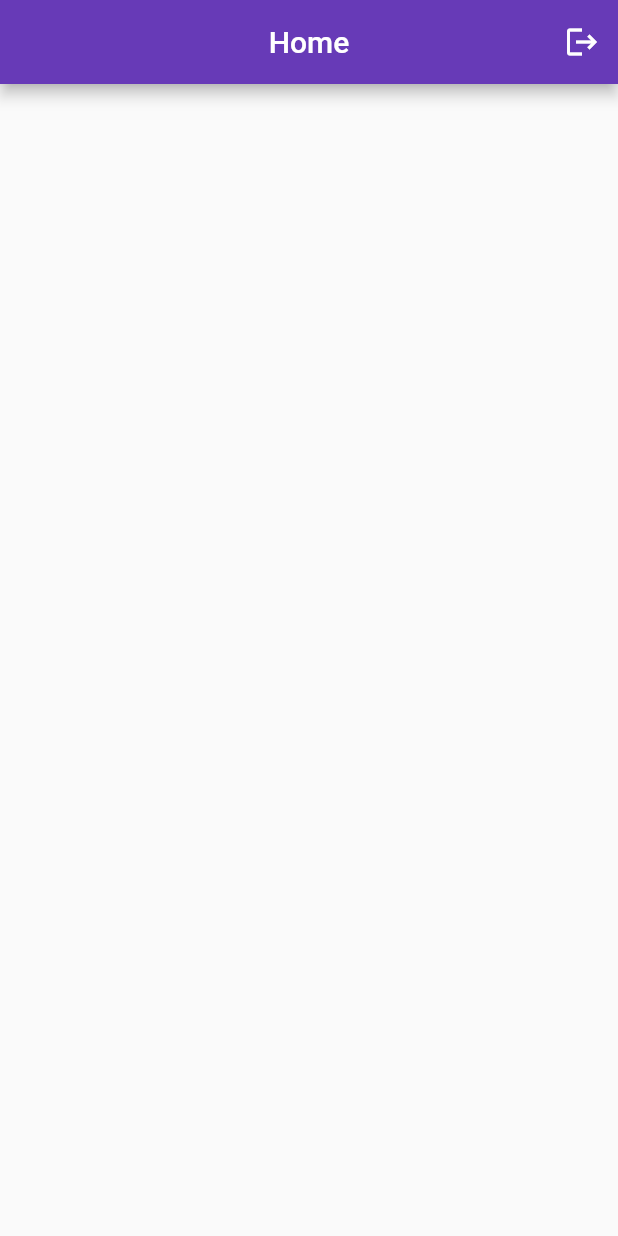
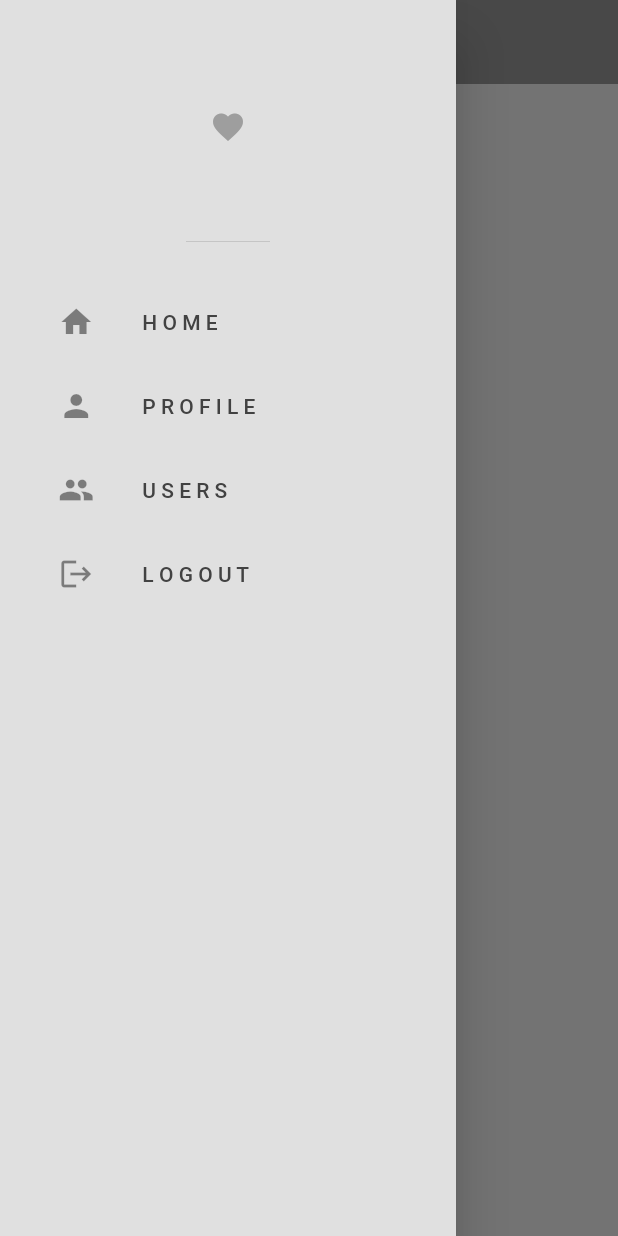
Before and after one commit to bishalkhatiwada01/social-media-with-flutter-and-firebase, a Flutter app: the screen it shows once a user with an empty profile is signed in, with the side drawer open (before the commit the screen has no drawer), on a phone screen of 412 x 824 dp. Run offline on Flutter 3.47's test engine with Material 2 defaults, Android fonts, the phone set to English and light mode, and no system bars; our stand-ins replace firebase_auth, firebase_core, flutter_screenutil; accounts and stored records are empty.

Commit message:
drawer done

```diff
--- /dev/null
+++ b/lib/components/my_drawer.dart
@@ -0,0 +1,103 @@
+import 'package:firebase_auth/firebase_auth.dart';
+import 'package:flutter/material.dart';
+import 'package:flutter_screenutil/flutter_screenutil.dart';
+
+class MyDrawer extends StatelessWidget {
+  const MyDrawer({super.key});
+
+  // logout user
+  void logout() {
+    FirebaseAuth.instance.signOut();
+  }
+
+  @override
+  Widget build(BuildContext context) {
+    return Drawer(
+      backgroundColor: Theme.of(context).colorScheme.background,
+      child: Column(
+        children: [
+          // drawer header
+          DrawerHeader(
+            child: Icon(
+              Icons.favorite,
+              color: Theme.of(context).colorScheme.inversePrimary,
+            ),
+          ),
+
+          SizedBox(
+            height: 15.h,
+          ),
+
+          // home tile
+          Padding(
+            padding: EdgeInsets.only(left: 20.w),
+            child: ListTile(
+              leading: const Icon(
+                Icons.home,
+              ),
+              title: const Text('H O M E'),
+              onTap: () {
+                // navigate to home page
+                Navigator.pop(context);
+              },
+            ),
+          ),
+
+          // profile tile
+          Padding(
+            padding: EdgeInsets.only(left: 20.w),
+            child: ListTile(
+              leading: const Icon(
+                Icons.person,
+              ),
+              title: const Text('P R O F I L E'),
+              onTap: () {
+                // pop drawer
+                Navigator.pop(context);
+
+                // navigate to profile page
+                Navigator.pushNamed(context, '/profile_page');
+              },
+            ),
+          ),
+
+          // user tile
+          Padding(
+            padding: EdgeInsets.only(left: 20.w),
+            child: ListTile(
+              leading: const Icon(
+                Icons.group,
+              ),
+              title: const Text('U S E R S'),
+              onTap: () {
+                // pop drawer
+                Navigator.pop(context);
+
+                // navigate to home page
+                Navigator.pushNamed(context, '/users_page');
+              },
+            ),
+          ),
+
+          // logout tile
+          Padding(
+            padding: EdgeInsets.only(left: 20.w),
+            child: ListTile(
+              leading: const Icon(
+                Icons.logout,
+              ),
+              title: const Text('L O G O U T'),
+              onTap: () {
+                // pop drawer
+                Navigator.pop(context);
+
+                // logout
+                logout();
+              },
+            ),
+          ),
+        ],
+      ),
+    );
+  }
+}
--- a/lib/main.dart
+++ b/lib/main.dart
@@ -2,9 +2,13 @@ import 'package:firebase_core/firebase_core.dart';
 import 'package:flutter/material.dart';
 import 'package:flutter_screenutil/flutter_screenutil.dart';
 import 'package:socialmediaapp/auth/auth.dart';
+import 'package:socialmediaapp/auth/login_or_register.dart';
 import 'package:socialmediaapp/firebase_options.dart';
 import 'package:socialmediaapp/themes/dark_mode.dart';
 import 'package:socialmediaapp/themes/light_mode.dart';
+import 'package:socialmediaapp/views/home_page.dart';
+import 'package:socialmediaapp/views/profile_page.dart';
+import 'package:socialmediaapp/views/users_page.dart';
 
 void main() async {
   WidgetsFlutterBinding.ensureInitialized();
@@ -32,6 +36,12 @@ class MyApp extends StatelessWidget {
             theme: lightMode,
             home: const AuthPage(),
             darkTheme: darkMode,
+            routes: {
+              '/login_register_page': (context) => const LoginOrRegister(),
+              '/home_page': (context) => HomePage(),
+              '/profile_page': (context) => ProfilePage(),
+              '/users_page': (context) => UserPage(),
+            },
           );
         },
       ),
--- a/lib/views/home_page.dart
+++ b/lib/views/home_page.dart
@@ -1,24 +1,20 @@
-import 'package:firebase_auth/firebase_auth.dart';
-import 'package:firebase_core/firebase_core.dart';
+
 import 'package:flutter/material.dart';
+import 'package:socialmediaapp/components/my_drawer.dart';
 
 class HomePage extends StatelessWidget {
   const HomePage({super.key});
-
-  // logout user
-  void logout() {
-    FirebaseAuth.instance.signOut();
-  }
 
   @override
   Widget build(BuildContext context) {
     return Scaffold(
       appBar: AppBar(
         centerTitle: true,
-        backgroundColor: Colors.deepPurple,
-        title: Text('Home'),
-        actions: [IconButton(onPressed: logout, icon: Icon(Icons.logout))],
+        backgroundColor: Theme.of(context).colorScheme.inversePrimary,
+        elevation: 0,
+        title: const Text('Home'),
       ),
+      drawer: const MyDrawer(),
     );
   }
 }
```
Also changed, not shown: lib/views/profile_page.dart (added, +12 -0 lines), lib/views/users_page.dart (added, +12 -0 lines), lib/views/register_page.dart (line endings or trailing spaces).
